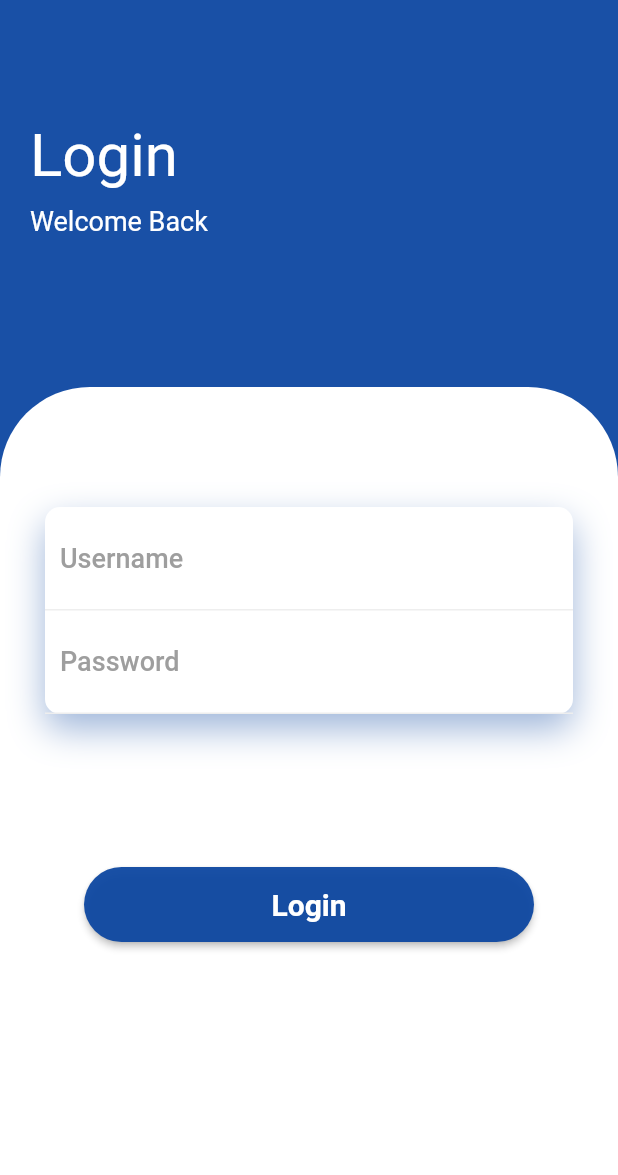
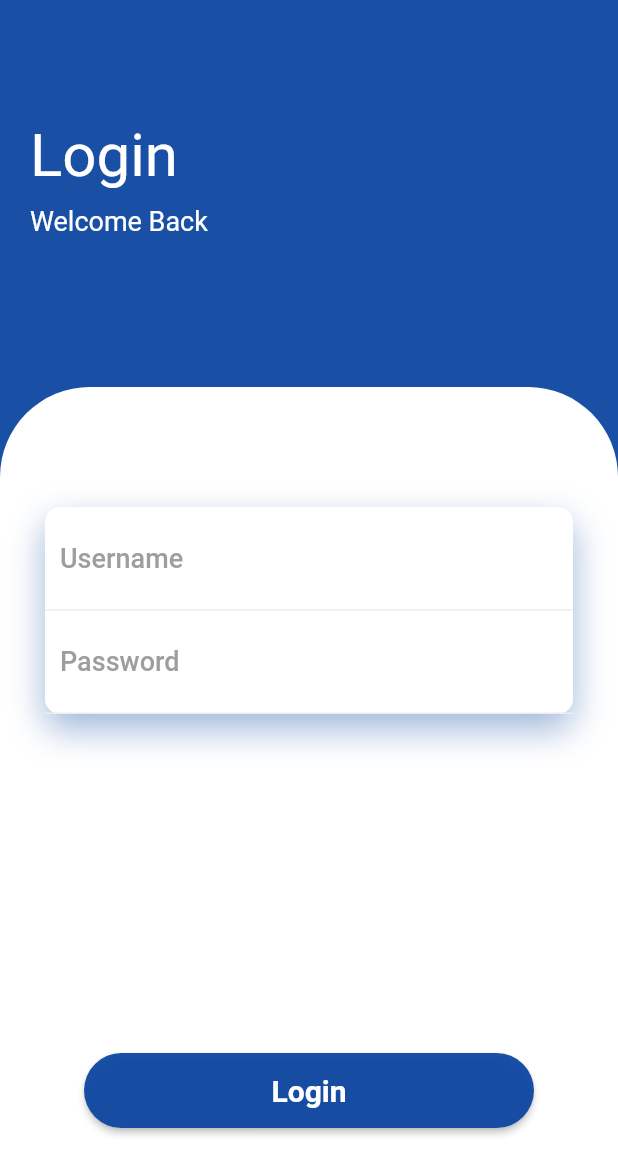
Before and after one commit to ShamilPP/Baitulmaal, a Flutter app: the LoginScreen screen opened directly, on a phone screen of 412 x 824 dp. Shown: the top 1175 px of the screen. Run offline on Flutter 3.47's test engine with Material 2 defaults, Android fonts, the phone set to English and light mode, and no system bars; drawn by our look-alikes of rounded_loading_button; our stand-ins replace cloud_firestore, firebase_core, flutter_spinkit, fluttertoast, numberpicker, percent_indicator and 1 more; accounts and stored records are empty.

Commit message:
login screen height fixed

```diff
--- a/lib/view/screens/login_screen.dart
+++ b/lib/view/screens/login_screen.dart
@@ -55,8 +55,12 @@ class LoginContainer extends StatelessWidget {
 
   @override
   Widget build(BuildContext context) {
+    double _height = MediaQuery.of(context).size.height-300;
+    if (400 > _height) {
+      _height = 400;
+    }
     return Container(
-      height: 400,
+      height: _height,
       padding: const EdgeInsets.only(top: 50),
       decoration: const BoxDecoration(
           color: Colors.white,
```
